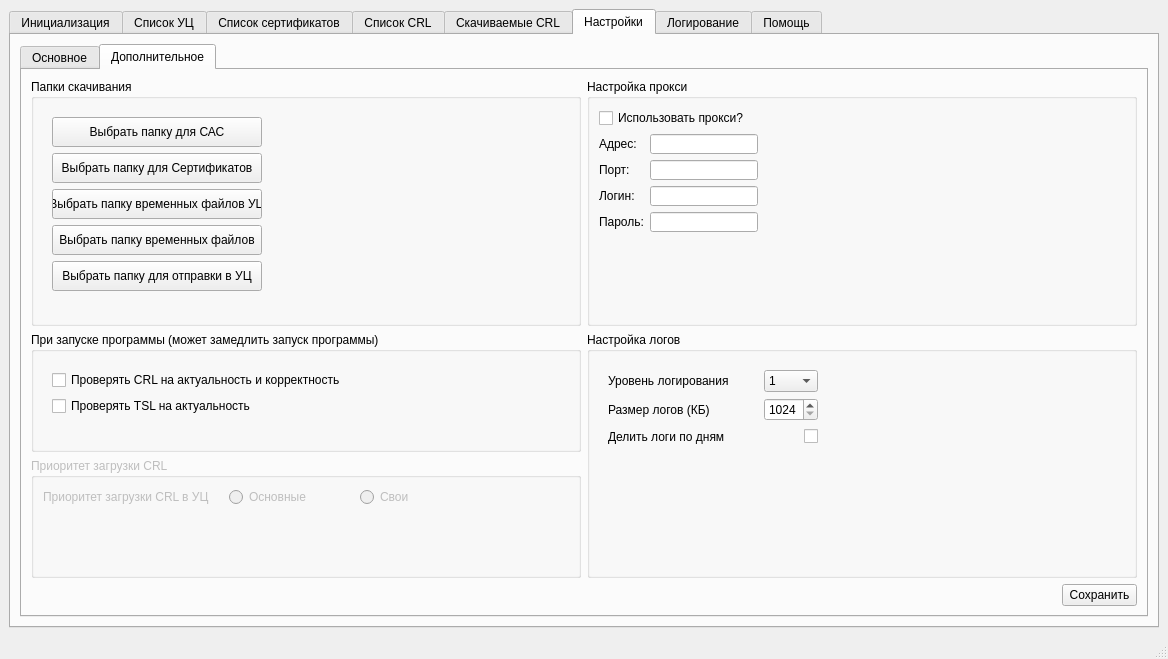
First picture: the form in main.ui, repository MrSaerus/E-TrustCRLparsing, before the edit.
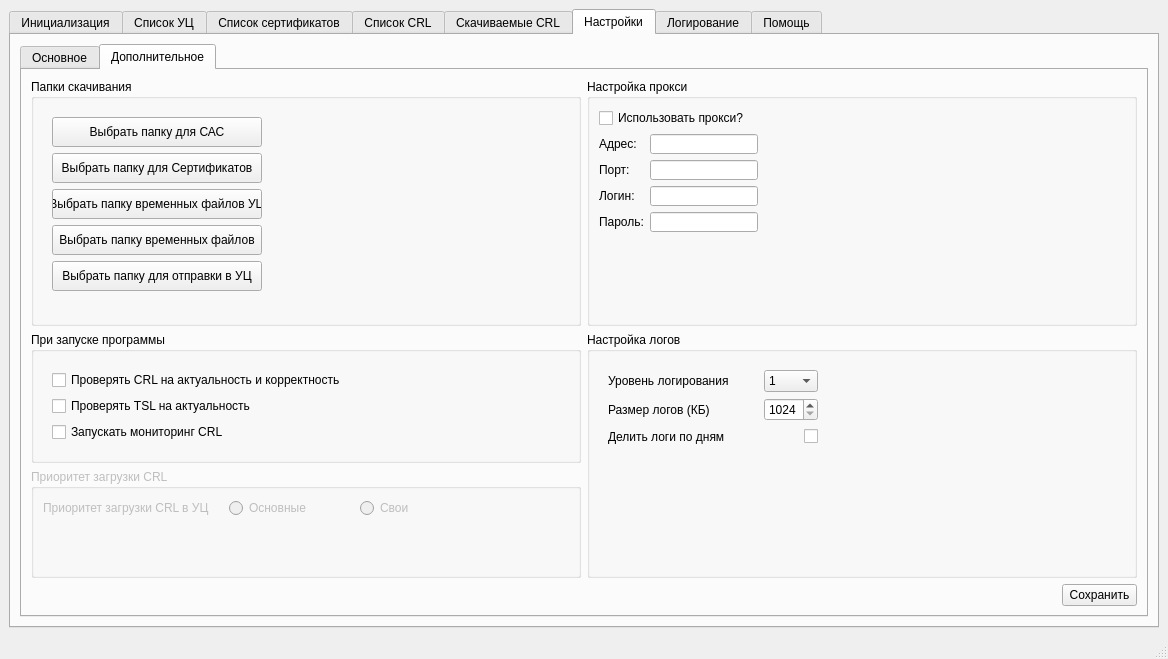
Second picture: the form after the edit. The open tabs and pages were chosen to show the change.

What changed in the file:
```diff
--- a/main.ui
+++ b/main.ui
@@ -3834,7 +3834,7 @@
                      <bool>true</bool>
                     </property>
                     <property name="title">
-                     <string>При запуске программы (может замедлить запуск программы)</string>
+                     <string>При запуске программы</string>
                     </property>
                     <layout class="QVBoxLayout" name="verticalLayout_50">
                      <item alignment="Qt::AlignLeft|Qt::AlignTop">
@@ -3883,13 +3883,15 @@
                            </layout>
                           </item>
                           <item>
-                           <layout class="QHBoxLayout" name="horizontalLayout_30"/>
-                          </item>
-                          <item>
-                           <layout class="QHBoxLayout" name="horizontalLayout_29"/>
-                          </item>
-                          <item>
-                           <layout class="QHBoxLayout" name="horizontalLayout_28"/>
+                           <layout class="QHBoxLayout" name="horizontalLayout_30">
+                            <item>
+                             <widget class="QCheckBox" name="checkBox_15">
+                              <property name="text">
+                               <string>Запускать мониторинг CRL</string>
+                              </property>
+                             </widget>
+                            </item>
+                           </layout>
                           </item>
                          </layout>
                         </item>
```
Left out of the diff: 17 changed lines with no effect on the pictures.
